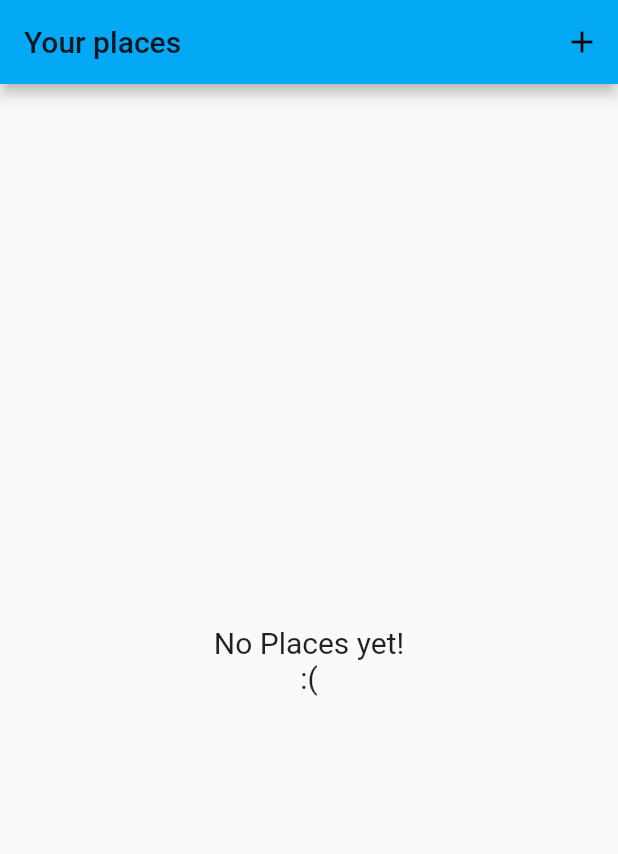
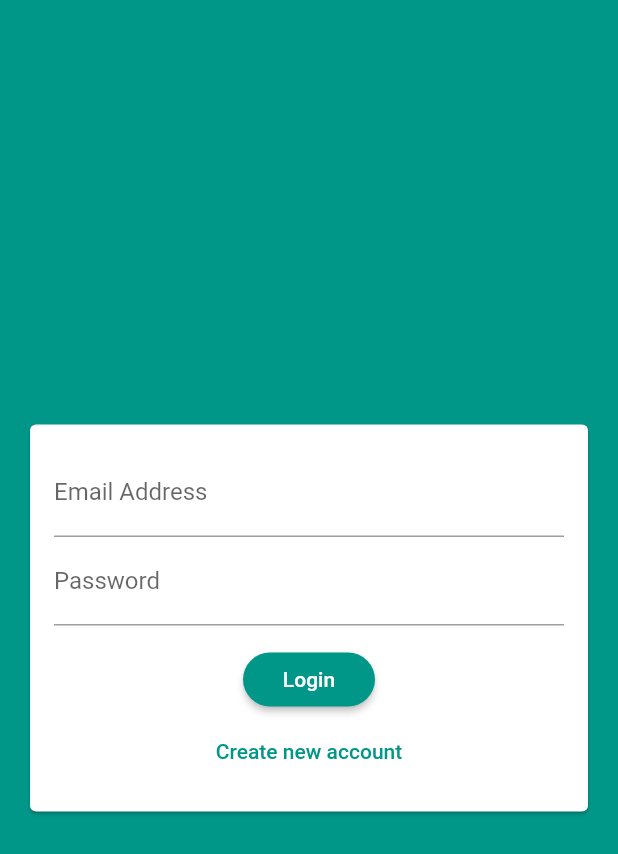
Before and after one commit to alejoperez/flutter-example, a Flutter app: the screen it shows after launch, on a phone screen of 412 x 824 dp. Shown: the top 854 px of the screen. Run offline on Flutter 3.47's test engine with Material 2 defaults, Android fonts, the phone set to English and light mode, and no system bars; our stand-ins replace cloud_firestore, firebase_auth, google_maps_flutter, image_picker, location, shared_preferences and 1 more; accounts and stored records are empty.

Commit message:
Firebase Chat

```diff
--- /dev/null
+++ b/lib/app/chat_app.dart
@@ -0,0 +1,35 @@
+import 'package:flutter/material.dart';
+import 'package:flutterexample/chat/screens/chat_screen.dart';
+import 'package:flutterexample/chat/screens/chat_auth_screen.dart';
+import 'package:firebase_auth/firebase_auth.dart';
+
+class ChatApp extends StatelessWidget {
+  @override
+  Widget build(BuildContext context) {
+    return MaterialApp(
+      title: "Chat App",
+      theme: ThemeData(
+          primarySwatch: Colors.teal,
+          backgroundColor: Colors.teal,
+          accentColor: Colors.yellow,
+          accentColorBrightness: Brightness.dark,
+          buttonTheme: Theme.of(context).buttonTheme.copyWith(
+            buttonColor: Colors.teal,
+            textTheme: ButtonTextTheme.primary,
+            shape: RoundedRectangleBorder(
+              borderRadius: BorderRadius.circular(20)
+            )
+          ),
+      ),
+      home: StreamBuilder(
+        stream: FirebaseAuth.instance.onAuthStateChanged,
+        builder: (ctx, dataSnapshot) {
+          if(dataSnapshot.hasData) {
+            return ChatScreen();
+          }
+          return ChatAuthScreen();
+        } ,
+      ),
+    );
+  }
+}
--- a/lib/app/shop_app.dart
+++ b/lib/app/shop_app.dart
@@ -34,7 +34,7 @@ class ShopApp extends StatelessWidget {
           builder: (ctx, authProvider, _) => MaterialApp(
                 home: authProvider.isAuthenticated ? ProductsOverviewScreen() : FutureBuilder(
                   future: authProvider.tryAutoLogin(),
-                  builder: (ctx, authSnapshot) => authSnapshot.connectionState == ConnectionState.waiting ? SplashScreen() : AuthScreen(),
+                  builder: (ctx, authSnapshot) => authSnapshot.connectionState == ConnectionState.waiting ? SplashScreen() : ShopAuthScreen(),
                 ),
                 routes: {
                   ProductDetailScreen.ROUTE_NAME: (_) => ProductDetailScreen(),
--- /dev/null
+++ b/lib/chat/screens/chat_auth_screen.dart
@@ -0,0 +1,54 @@
+import 'package:flutter/material.dart';
+import 'package:flutter/services.dart';
+import 'package:flutterexample/chat/widgets/chat_auth_form.dart';
+import 'package:firebase_auth/firebase_auth.dart';
+import 'package:cloud_firestore/cloud_firestore.dart';
+
+class ChatAuthScreen extends StatefulWidget {
+  @override
+  _ChatAuthScreenState createState() => _ChatAuthScreenState();
+}
+
+class _ChatAuthScreenState extends State<ChatAuthScreen> {
+  bool _isLoading = false;
+  final auth = FirebaseAuth.instance;
+
+  Future<void> _submitAuthForm(String email, String password, String userName, bool isLogin, BuildContext ctx) async {
+    try {
+      setState(() {
+        _isLoading = true;
+      });
+      AuthResult authResult;
+      if(isLogin) {
+        authResult = await auth.signInWithEmailAndPassword(email: email, password: password);
+      } else {
+        authResult = await auth.createUserWithEmailAndPassword(email: email, password: password);
+        await Firestore.instance.collection("users").document(authResult.user.uid).setData({
+          "username": userName,
+          "email": email
+        });
+      }
+
+    } on PlatformException catch(err) {
+      var errorMessage = "An errorMessage ocurred";
+      if(err != null) {
+        errorMessage = err.message;
+      }
+      Scaffold.of(ctx).showSnackBar(SnackBar(content: Text(errorMessage),backgroundColor: Colors.red,));
+    } catch(err) {
+      print(err);
+    } finally {
+      setState(() {
+        _isLoading = false;
+      });
+    }
+  }
+
+  @override
+  Widget build(BuildContext context) {
+    return Scaffold(
+      backgroundColor: Theme.of(context).primaryColor,
+      body: ChatAuthForm(_submitAuthForm,_isLoading),
+    );
+  }
+}
--- /dev/null
+++ b/lib/chat/widgets/chat_auth_form.dart
@@ -0,0 +1,106 @@
+import 'package:flutter/material.dart';
+class ChatAuthForm extends StatefulWidget {
+  final bool isLoading;
+  final void Function(String email, String password, String userName, bool isLogin, BuildContext ctx) submitAuthFormFunction;
+  ChatAuthForm(this.submitAuthFormFunction,this.isLoading);
+
+  @override
+  _ChatAuthFormState createState() => _ChatAuthFormState();
+}
+
+class _ChatAuthFormState extends State<ChatAuthForm> {
+  final _formKey = GlobalKey<FormState>();
+  bool _isLogin = true;
+  String _userEmail = "";
+  String _userName = "";
+  String _userPassword = "";
+  void _trySubmit() {
+    final isFormValid = _formKey.currentState.validate();
+    FocusScope.of(context).unfocus();
+    if(isFormValid) {
+      _formKey.currentState.save();
+      widget.submitAuthFormFunction(_userEmail.trim(),_userPassword.trim(), _userName.trim(), _isLogin,context);
+    }
+  }
+
+  @override
+  Widget build(BuildContext context) {
+    return Center(
+      child: Card(
+        margin: const EdgeInsets.all(20),
+        child: SingleChildScrollView(
+          child: Padding(
+            padding: const EdgeInsets.all(16),
+            child: Form(
+              key: _formKey,
+              child: Column(
+                mainAxisSize: MainAxisSize.min,
+                children: [
+                  TextFormField(
+                    key: ValueKey("email"),
+                    validator: (value) {
+                      if (value.isEmpty || !value.contains('@')) {
+                        return "Invalid email";
+                      }
+                      return null;
+                    },
+                    keyboardType: TextInputType.emailAddress,
+                    decoration: InputDecoration(labelText: "Email Address"),
+                    onSaved: (value) {
+                      _userEmail = value;
+                    },
+                  ),
+                  if(!_isLogin)
+                  TextFormField(
+                    key: ValueKey("username"),
+                    validator: (value) {
+                      if (value.isEmpty) {
+                        return "Invalid userName";
+                      }
+                      return null;
+                    },
+                    decoration: InputDecoration(labelText: "User name"),
+                    onSaved: (value) {
+                      _userName = value;
+                    },
+                  ),
+                  TextFormField(
+                    key: ValueKey("password"),
+                    obscureText: true,
+                    decoration: InputDecoration(labelText: "Password"),
+                    validator: (value) {
+                      if (value.isEmpty) {
+                        return "Invalid password";
+                      }
+                      return null;
+                    },
+                    onSaved: (value) {
+                      _userPassword = value;
+                    },
+                  ),
+                  SizedBox(
+                    height: 12,
+                  ),
+                  widget.isLoading ? Center(child: CircularProgressIndicator()) :
+                  RaisedButton(
+                    child: Text(_isLogin ? "Login": "Register"),
+                    onPressed: _trySubmit,
+                  ),
+                  FlatButton(
+                    textColor: Theme.of(context).primaryColor,
+                    child: Text(!_isLogin ? "Login" : "Create new account"),
+                    onPressed: () {
+                      setState(() {
+                        _isLogin = !_isLogin;
+                      });
+                    },
+                  )
+                ],
+              ),
+            ),
+          ),
+        ),
+      ),
+    );
+  }
+}
--- a/lib/main.dart
+++ b/lib/main.dart
@@ -1,4 +1,5 @@
 import "package:flutter/material.dart";
+import 'package:flutterexample/app/chat_app.dart';
 import 'package:flutterexample/app/expenses_app.dart';
 import 'package:flutterexample/app/places_app.dart';
 import 'package:flutterexample/app/shop_app.dart';
@@ -26,5 +27,8 @@ void main() {
 //  runApp(ShopApp());
 
   // Places Application
-  runApp(PlacesApp());
+//  runApp(PlacesApp());
+
+// Chat Application
+  runApp(ChatApp());
 }
--- a/lib/shop/screens/auth_screen.dart
+++ b/lib/shop/screens/auth_screen.dart
@@ -6,7 +6,7 @@ import 'package:provider/provider.dart';
 
 enum AuthMode { Signup, Login }
 
-class AuthScreen extends StatelessWidget {
+class ShopAuthScreen extends StatelessWidget {
   static const routeName = '/auth';
 
   @override
--- a/pubspec.yaml
+++ b/pubspec.yaml
@@ -38,6 +38,8 @@ dev_dependencies:
   sqflite: ^1.3.0+1
   location: ^3.0.2
   google_maps_flutter: ^0.5.27+3
+  cloud_firestore: ^0.13.5
+  firebase_auth: ^0.16.0
 
 
 # For information on the generic Dart part of this file, see the
```
Also changed, not shown: lib/chat/screens/chat_screen.dart (added, +46 -0 lines), lib/chat/widgets/chat_messages_view.dart (added, +48 -0 lines), lib/chat/widgets/message_bubble_view.dart (added, +50 -0 lines), lib/chat/widgets/new_chat_message_view.dart (added, +59 -0 lines), pubspec.lock, 3 other files.
